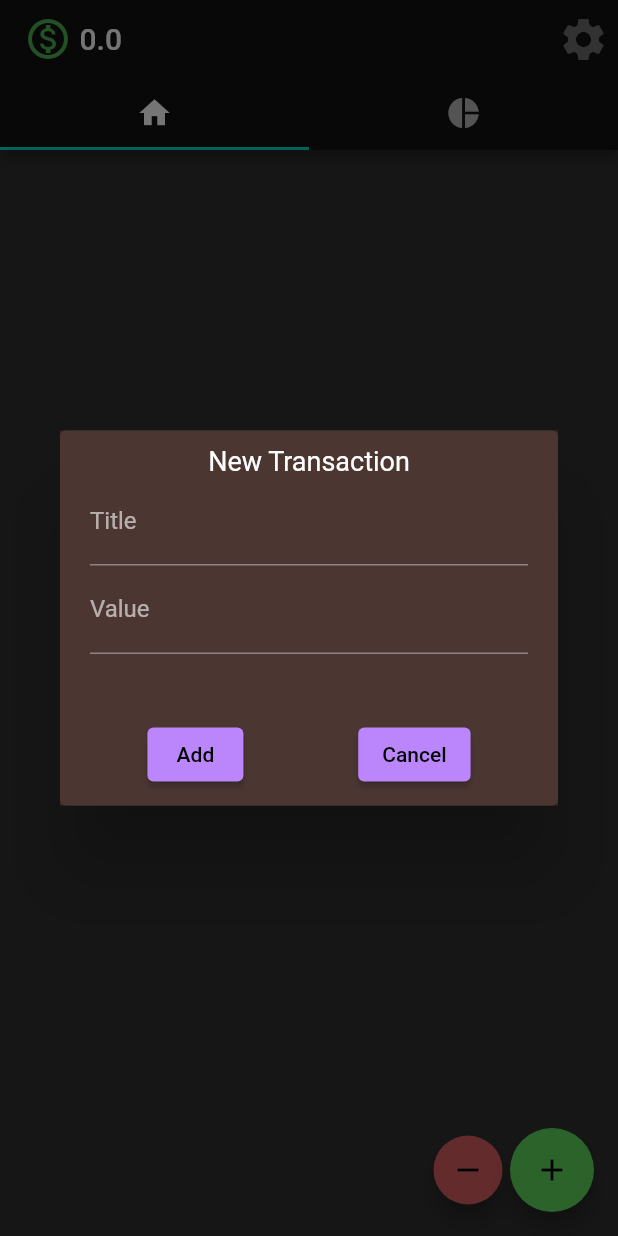
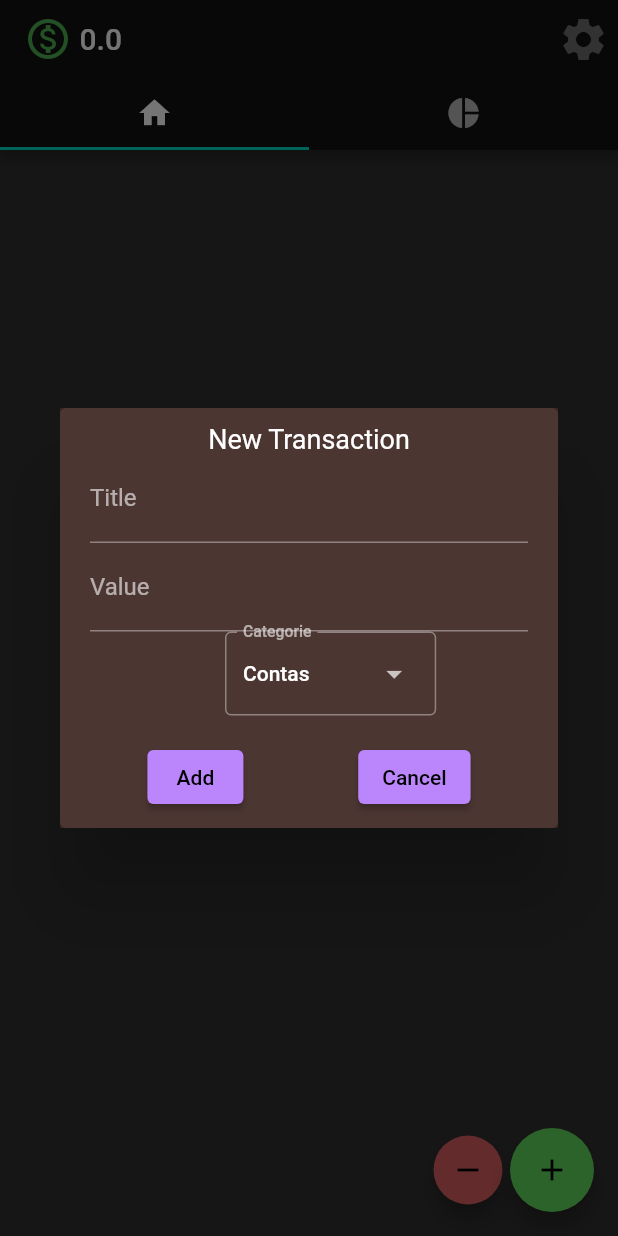
Before and after one commit to lz-coder/just_finance_app, a Flutter app: the screen it shows after launch, after a tap on the "remove" icon, on a phone screen of 412 x 824 dp. Run offline on Flutter 3.47's test engine with Material 2 defaults, Android fonts, the phone set to English and light mode, and no system bars; our stand-ins replace sqflite; accounts and stored records are empty.

Commit message:
Initial support to select categorie

```diff
--- a/lib/widgets/transaction_dialog.dart
+++ b/lib/widgets/transaction_dialog.dart
@@ -1,5 +1,6 @@
 import 'package:flutter/material.dart';
 import 'package:just_finance_app/db/database.dart';
+import 'package:just_finance_app/src/categorie.dart';
 import 'package:just_finance_app/src/transaction_info.dart';
 
 var coreDatabase = CoreDatabase();
@@ -23,6 +24,8 @@ class TransactionDialog extends StatefulWidget {
 class _TransactionDialogState extends State<TransactionDialog> {
   final valueController = TextEditingController();
   final titleController = TextEditingController();
+  final categoriesController = TextEditingController();
+  Categorie? selectedCategorie;
 
   void closeDialog(BuildContext context) {
     Navigator.of(context).pop();
@@ -36,7 +39,7 @@ class _TransactionDialogState extends State<TransactionDialog> {
     }
     return Dialog(
       child: Container(
-        height: 250,
+        height: 280,
         width: 400,
         padding: const EdgeInsets.symmetric(vertical: 10, horizontal: 20),
         decoration: BoxDecoration(
@@ -60,6 +63,32 @@ class _TransactionDialogState extends State<TransactionDialog> {
               keyboardType: TextInputType.number,
               controller: valueController,
               decoration: const InputDecoration(label: Text('Value')),
+            ),
+            FutureBuilder(
+              future: widget.incomming
+                  ? coreDatabase.incommingCategories()
+                  : coreDatabase.dispenseCategories(),
+              builder: (context, snapshot) {
+                final List<DropdownMenuEntry<Categorie>> categorieEntries = [];
+                if (snapshot.hasData) {
+                  for (final categorie in snapshot.data!) {
+                    categorieEntries.add(DropdownMenuEntry(
+                        value: categorie, label: categorie.name));
+                  }
+                }
+                return DropdownMenu<Categorie>(
+                  initialSelection:
+                      snapshot.data != null ? snapshot.data![0] : null,
+                  controller: categoriesController,
+                  label: const Text('Categorie'),
+                  dropdownMenuEntries: categorieEntries,
+                  onSelected: (Categorie? categorie) {
+                    setState(() {
+                      selectedCategorie = categorie;
+                    });
+                  },
+                );
+              },
             ),
             const Spacer(),
             Row(
```
